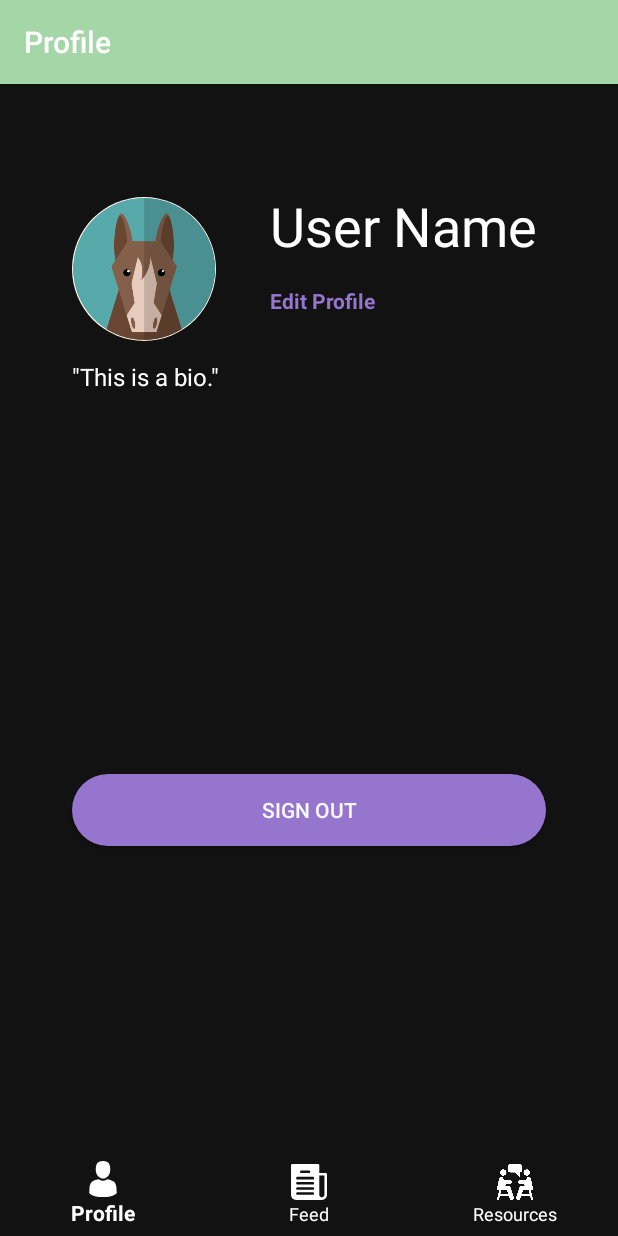
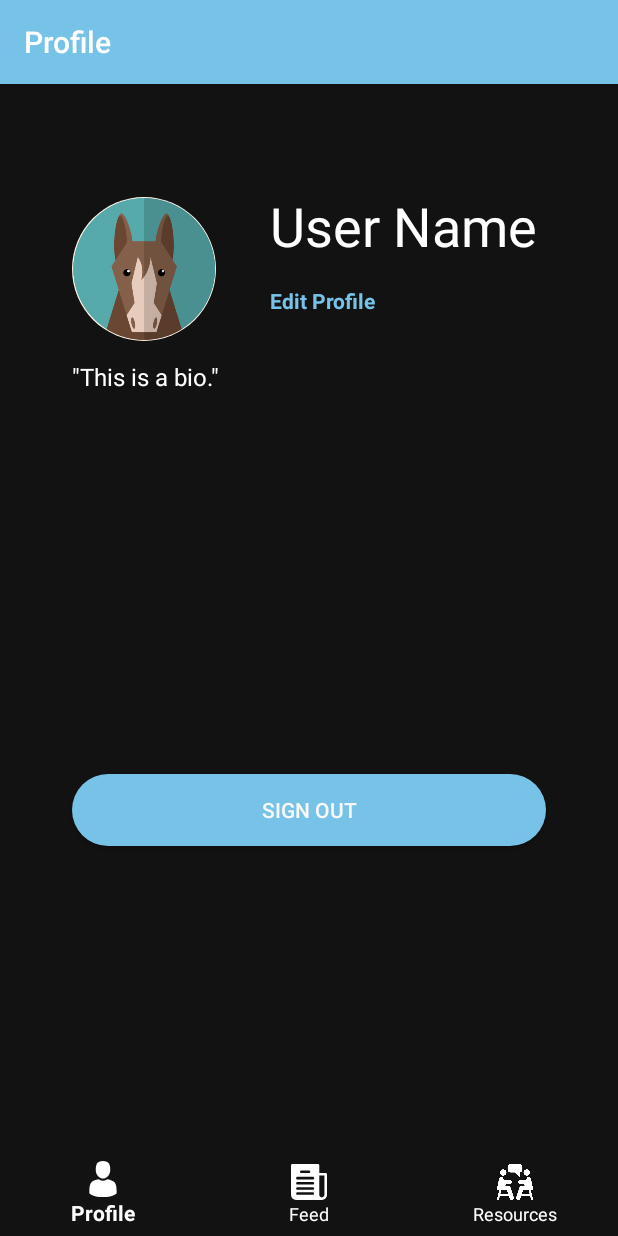
Before and after one commit to lil55cy/StorySharing, an Android app: the ProfileFragment screen opened through its navigation route, on a phone screen of 412 x 824 dp. Run offline under Robolectric (Android 15) with nearby library versions, the phone set to English and light mode, and no system bars; our stand-ins replace CircleImageView, Firebase (no records; nobody signed in at launch, a user with empty details on screens opened directly), navigation-ui; 2 statements that could not run were skipped.

Commit message:
blue theme

```diff
--- a/StorySharing/app/src/main/res/drawable/circle_button.xml
+++ b/StorySharing/app/src/main/res/drawable/circle_button.xml
@@ -6,9 +6,9 @@
     <gradient
         android:angle="45"
         android:centerX="35%"
-        android:centerColor="#63B98A"
-        android:startColor="#CAD5CA"
-        android:endColor="#35CE7B"
+        android:centerColor="@color/colorPrimary"
+        android:startColor="#A2E6DF"
+        android:endColor="#7CDCE6"
 
         android:type="linear"
         />
--- a/StorySharing/app/src/main/res/drawable/rectangle.xml
+++ b/StorySharing/app/src/main/res/drawable/rectangle.xml
@@ -7,5 +7,5 @@
 
     <corners android:radius="20dp" />
 
-    <solid android:color="#56B883" />
+    <solid android:color="@color/colorAccent" />
 </shape>
--- a/StorySharing/app/src/main/res/layout/activity_create_account.xml
+++ b/StorySharing/app/src/main/res/layout/activity_create_account.xml
@@ -110,7 +110,7 @@
         android:layout_height="39dp"
         android:layout_marginStart="36dp"
         android:layout_marginTop="16dp"
-        android:backgroundTint="#81C784"
+        android:backgroundTint="@color/colorPrimary"
         android:text="upload image"
         android:textColor="#FFFFFF"
         android:textSize="14sp"
@@ -123,7 +123,7 @@
         android:layout_width="161dp"
         android:layout_height="39dp"
         android:layout_marginEnd="36dp"
-        android:backgroundTint="#81C784"
+        android:backgroundTint="@color/colorPrimary"
         android:text="take picture"
         android:textColor="#FFFFFF"
         android:textSize="14sp"
--- a/StorySharing/app/src/main/res/layout/activity_edit_profile.xml
+++ b/StorySharing/app/src/main/res/layout/activity_edit_profile.xml
@@ -14,7 +14,7 @@
         android:layout_height="39dp"
         android:layout_marginStart="36dp"
         android:layout_marginTop="32dp"
-        android:backgroundTint="#81C784"
+        android:backgroundTint="@color/colorPrimary"
         android:text="upload image"
         android:textColor="#FFFFFF"
         android:textSize="14sp"
@@ -27,7 +27,7 @@
         android:layout_width="161dp"
         android:layout_height="39dp"
         android:layout_marginEnd="36dp"
-        android:backgroundTint="#81C784"
+        android:backgroundTint="@color/colorPrimary"
         android:text="take picture"
         android:textColor="#FFFFFF"
         android:textSize="14sp"
@@ -53,7 +53,7 @@
         android:layout_marginStart="48dp"
         android:layout_marginEnd="48dp"
         android:layout_marginBottom="48dp"
-        android:backgroundTint="#9575CD"
+        android:backgroundTint="@color/colorPrimary"
         android:text="save"
         android:textColor="#F9F9F9"
         android:textSize="16sp"
--- a/StorySharing/app/src/main/res/layout/activity_profile_info.xml
+++ b/StorySharing/app/src/main/res/layout/activity_profile_info.xml
@@ -59,7 +59,7 @@
         android:layout_marginTop="16dp"
         android:clickable="true"
         android:text="Email"
-        android:textColor="#9575CD"
+        android:textColor="@color/colorAccent"
         android:textStyle="bold"
         app:layout_constraintStart_toStartOf="@+id/name"
         app:layout_constraintTop_toBottomOf="@+id/name" />
--- a/StorySharing/app/src/main/res/layout/fragment_profile.xml
+++ b/StorySharing/app/src/main/res/layout/fragment_profile.xml
@@ -56,7 +56,7 @@
         android:layout_marginTop="16dp"
         android:clickable="true"
         android:text="Edit Profile"
-        android:textColor="#9575CD"
+        android:textColor="@color/colorAccent"
         android:textStyle="bold"
         app:layout_constraintStart_toStartOf="@+id/name"
         app:layout_constraintTop_toBottomOf="@+id/name" />
--- a/StorySharing/app/src/main/res/values/colors.xml
+++ b/StorySharing/app/src/main/res/values/colors.xml
@@ -1,8 +1,8 @@
 <?xml version="1.0" encoding="utf-8"?>
 <resources>
-    <color name="colorPrimary">#A5D6A7</color>
-    <color name="colorPrimaryDark">#56B883</color>
-    <color name="colorAccent">#9575CD</color>
+    <color name="colorPrimary">#77C2E7</color>
+    <color name="colorPrimaryDark">#1D65BE</color>
+    <color name="colorAccent">#77C2E7</color>
 
     <color name="darkBackground">#121212</color>
     <color name="gray">#222222</color>
```
